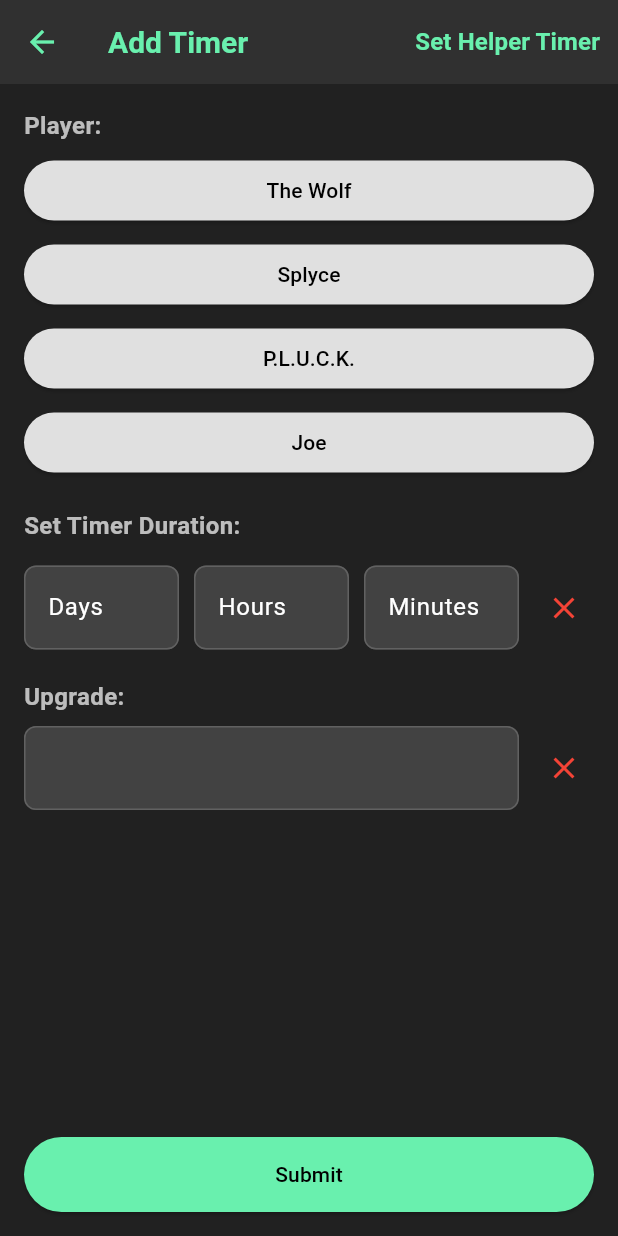
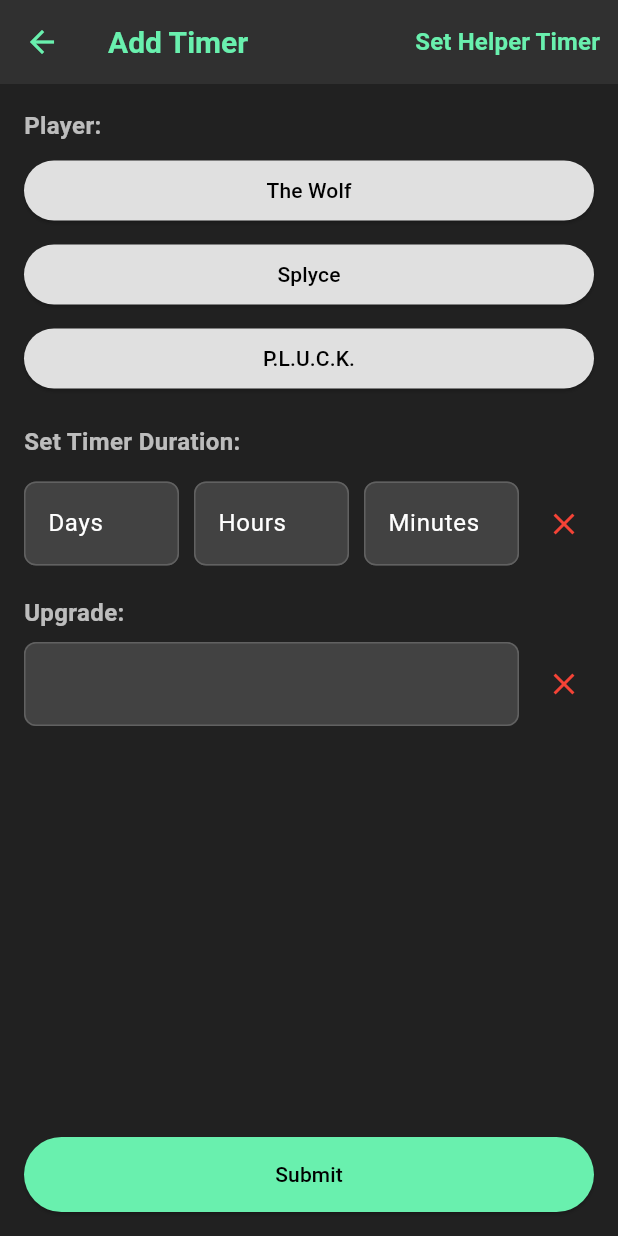
Before and after one commit to wxlfkiNgg/ClashOfNotifications, a Flutter app: the TimerPage screen opened directly, on a phone screen of 412 x 824 dp. Run offline on Flutter 3.47's test engine with Material 3 defaults, Android fonts, the phone set to English and light mode, and no system bars; our stand-ins replace flutter_local_notifications, permission_handler, sqflite, timezone; accounts and stored records are empty.

Commit message:
Joe has been officially abandoned

```diff
--- a/lib/main.dart
+++ b/lib/main.dart
@@ -87,7 +87,7 @@ class HomePage extends StatefulWidget {
 
 class HomePageState extends State<HomePage> {
   final List<String> villageTypes = ['Home Village', 'Builder Base'];
-  final List<String> players = ['The Wolf', 'Splyce', 'P.L.U.C.K.', 'Joe'];
+  final List<String> players = ['The Wolf', 'Splyce', 'P.L.U.C.K.'];
 
   List<TimerModel> timers = [];
   late DatabaseHelper dbHelper;
@@ -151,8 +151,6 @@ class HomePageState extends State<HomePage> {
     timeColor = Colors.blue;
   } else if (timer.player == "P.L.U.C.K.") {
     timeColor = Colors.orange;
-  } else if (timer.player == "Joe") {
-    timeColor = Colors.red;
   } else {
     timeColor = Colors.grey; // Default color for other players
   }
--- a/lib/pages/boost_page.dart
+++ b/lib/pages/boost_page.dart
@@ -235,7 +235,7 @@ class _BoostPageState extends State<BoostPage> {
                     isExpanded: true,  // Ensures it takes up the full width
                     style: const TextStyle(color: Colors.white),  // White font color for the selected value
                     dropdownColor: Colors.black,  // Optional: change dropdown background color
-                    items: ["The Wolf", "Splyce", "P.L.U.C.K.", "Joe"]
+                    items: ["The Wolf", "Splyce", "P.L.U.C.K."]
                         .map((player) => DropdownMenuItem<String>(
                               value: player,
                               child: Text(
--- a/lib/pages/timer_page.dart
+++ b/lib/pages/timer_page.dart
@@ -186,16 +186,6 @@ class TimerPageState extends State<TimerPage> {
                           ),
                           child: const Text('P.L.U.C.K.'),
                         ),
-                        const SizedBox(height: 8),
-                        ElevatedButton(
-                          onPressed: () => setState(() => selectedPlayer = 'Joe'),
-                          style: ElevatedButton.styleFrom(
-                            backgroundColor: selectedPlayer == 'Joe' ? Colors.green : Colors.grey[300],
-                            foregroundColor: selectedPlayer == 'Joe' ? Colors.white : Colors.black,
-                            minimumSize: const Size(double.infinity, 40),
-                          ),
-                          child: const Text('Joe'),
-                        ),
                       ],
                     ),
 
```
